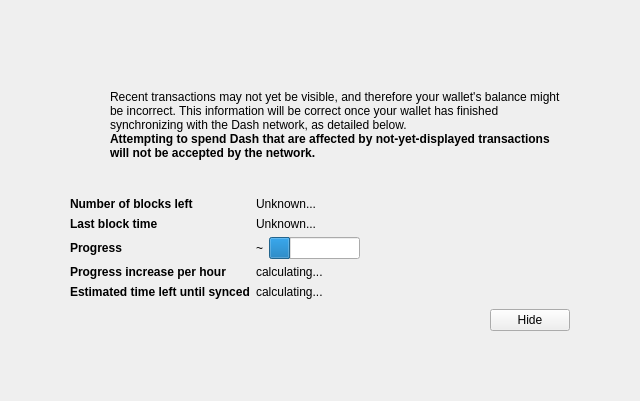
Before: the Qt Designer form src/qt/forms/modaloverlay.ui in GelCoinProject/GelCoin, drawn with Qt 5.
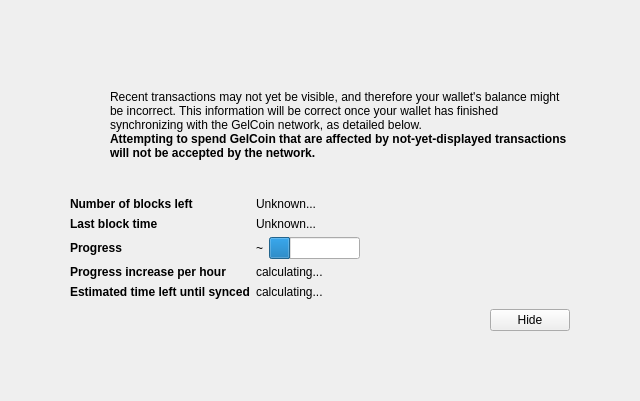
After: the same form once the commit is applied. Icons and pictures are not drawn. Custom widgets are drawn as their Qt base class.

Diff of the .ui file:
```diff
--- a/src/qt/forms/modaloverlay.ui
+++ b/src/qt/forms/modaloverlay.ui
@@ -128,7 +128,7 @@
              <item>
               <widget class="QLabel" name="infoText">
                <property name="text">
-                <string>Recent transactions may not yet be visible, and therefore your wallet's balance might be incorrect. This information will be correct once your wallet has finished synchronizing with the Dash network, as detailed below.</string>
+                <string>Recent transactions may not yet be visible, and therefore your wallet's balance might be incorrect. This information will be correct once your wallet has finished synchronizing with the GelCoin network, as detailed below.</string>
                </property>
                <property name="textFormat">
                 <enum>Qt::RichText</enum>
@@ -147,7 +147,7 @@
                 </font>
                </property>
                <property name="text">
-                <string>Attempting to spend Dash that are affected by not-yet-displayed transactions will not be accepted by the network.</string>
+                <string>Attempting to spend GelCoin that are affected by not-yet-displayed transactions will not be accepted by the network.</string>
                </property>
                <property name="textFormat">
                 <enum>Qt::RichText</enum>
```
